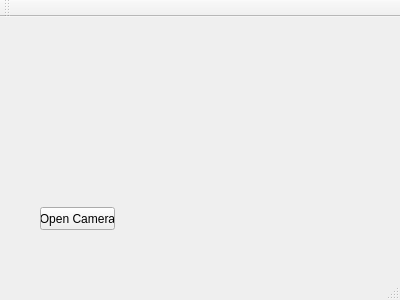
BBRUSS/VPJW17G5, file 99_TEMP/Lennart/CalibResizing/PoseEstimator/mainwindow.ui: the form before one commit.
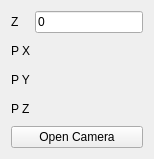
The form after the commit.

Patch:
```diff
--- a/99_TEMP/Lennart/CalibResizing/PoseEstimator/mainwindow.ui
+++ b/99_TEMP/Lennart/CalibResizing/PoseEstimator/mainwindow.ui
@@ -6,47 +6,124 @@
    <rect>
     <x>0</x>
     <y>0</y>
-    <width>400</width>
-    <height>300</height>
+    <width>114</width>
+    <height>159</height>
    </rect>
   </property>
   <property name="windowTitle">
    <string>MainWindow</string>
   </property>
   <widget class="QWidget" name="centralWidget">
-   <widget class="QPushButton" name="pushButtonOpenCamera">
-    <property name="geometry">
-     <rect>
-      <x>40</x>
-      <y>190</y>
-      <width>75</width>
-      <height>23</height>
-     </rect>
-    </property>
-    <property name="text">
-     <string>Open Camera</string>
-    </property>
-   </widget>
+   <layout class="QVBoxLayout" name="verticalLayout_2">
+    <item>
+     <layout class="QVBoxLayout" name="verticalLayout">
+      <item>
+       <layout class="QHBoxLayout" name="horizontalLayout_7">
+        <item>
+         <widget class="QLabel" name="label_4">
+          <property name="text">
+           <string>Z   </string>
+          </property>
+         </widget>
+        </item>
+        <item>
+         <widget class="QLineEdit" name="lineEdit_Z">
+          <property name="sizePolicy">
+           <sizepolicy hsizetype="Minimum" vsizetype="Fixed">
+            <horstretch>0</horstretch>
+            <verstretch>0</verstretch>
+           </sizepolicy>
+          </property>
+          <property name="text">
+           <string>0</string>
+          </property>
+         </widget>
+        </item>
+       </layout>
+      </item>
+      <item>
+       <layout class="QHBoxLayout" name="horizontalLayout_4">
+        <item>
+         <widget class="QLabel" name="label_2">
+          <property name="sizePolicy">
+           <sizepolicy hsizetype="Maximum" vsizetype="Preferred">
+            <horstretch>0</horstretch>
+            <verstretch>0</verstretch>
+           </sizepolicy>
+          </property>
+          <property name="text">
+           <string>P X</string>
+          </property>
+         </widget>
+        </item>
+        <item>
+         <widget class="QLabel" name="label_PX">
+          <property name="text">
+           <string/>
+          </property>
+         </widget>
+        </item>
+       </layout>
+      </item>
+      <item>
+       <layout class="QHBoxLayout" name="horizontalLayout_6">
+        <item>
+         <widget class="QLabel" name="label">
+          <property name="sizePolicy">
+           <sizepolicy hsizetype="Maximum" vsizetype="Preferred">
+            <horstretch>0</horstretch>
+            <verstretch>0</verstretch>
+           </sizepolicy>
+          </property>
+          <property name="text">
+           <string>P Y</string>
+          </property>
+         </widget>
+        </item>
+        <item>
+         <widget class="QLabel" name="label_PY">
+          <property name="text">
+           <string/>
+          </property>
+         </widget>
+        </item>
+       </layout>
+      </item>
+      <item>
+       <layout class="QHBoxLayout" name="horizontalLayout_5">
+        <item>
+         <widget class="QLabel" name="label_3">
+          <property name="sizePolicy">
+           <sizepolicy hsizetype="Maximum" vsizetype="Preferred">
+            <horstretch>0</horstretch>
+            <verstretch>0</verstretch>
+           </sizepolicy>
+          </property>
+          <property name="text">
+           <string>P Z</string>
+          </property>
+         </widget>
+        </item>
+        <item>
+         <widget class="QLabel" name="label_PZ">
+          <property name="text">
+           <string/>
+          </property>
+         </widget>
+        </item>
+       </layout>
+      </item>
+     </layout>
+    </item>
+    <item>
+     <widget class="QPushButton" name="pushButtonOpenCamera">
+      <property name="text">
+       <string>Open Camera</string>
+      </property>
+     </widget>
+    </item>
+   </layout>
   </widget>
-  <widget class="QMenuBar" name="menuBar">
-   <property name="geometry">
-    <rect>
-     <x>0</x>
-     <y>0</y>
-     <width>400</width>
-     <height>21</height>
-    </rect>
-   </property>
-  </widget>
-  <widget class="QToolBar" name="mainToolBar">
-   <attribute name="toolBarArea">
-    <enum>TopToolBarArea</enum>
-   </attribute>
-   <attribute name="toolBarBreak">
-    <bool>false</bool>
-   </attribute>
-  </widget>
-  <widget class="QStatusBar" name="statusBar"/>
  </widget>
  <layoutdefault spacing="6" margin="11"/>
  <resources/>
```
